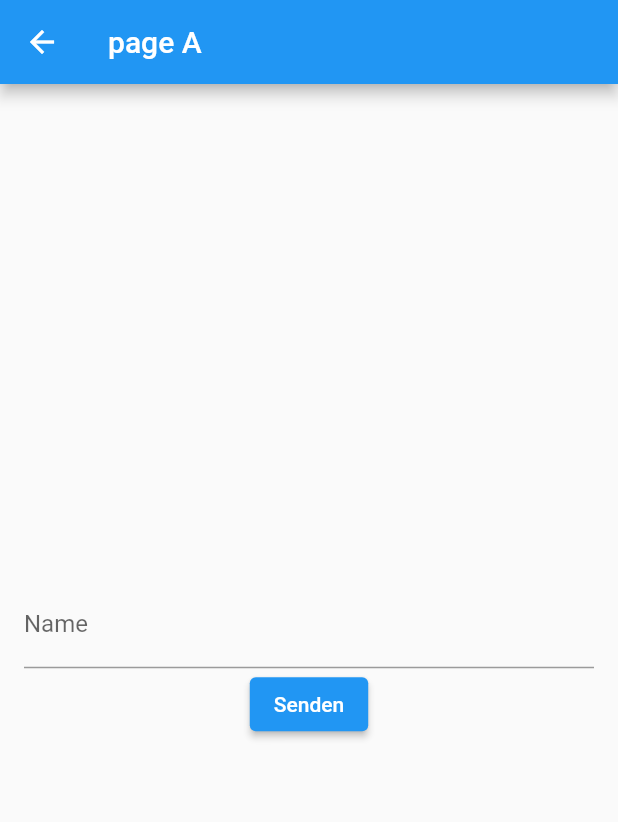
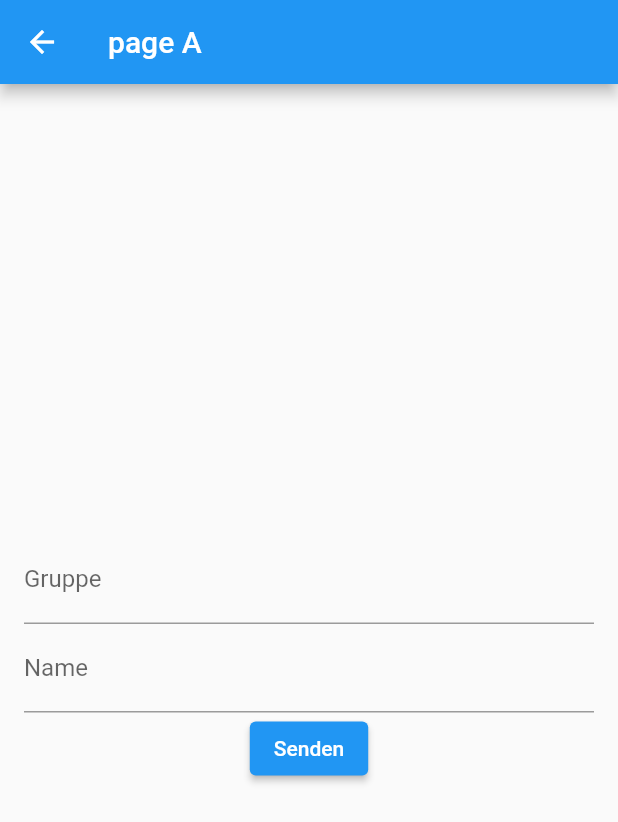
Before and after one commit to einfachJens/Bl-tter-einfach-denken-lernen, a Flutter app: the MyPage screen opened by its route, after a tap on "Senden", on a phone screen of 412 x 824 dp. Shown: the top 822 px of the screen. Run offline on Flutter 3.47's test engine with Material 2 defaults, Android fonts, the phone set to English and light mode, and no system bars; our stand-ins replace firebase_core, firebase_database; accounts and stored records are empty.

Commit message:
input für group

```diff
--- a/lib/FirebaseController.dart
+++ b/lib/FirebaseController.dart
@@ -29,19 +29,19 @@ void addItemToGroup(groupname, item) {
 createOrUpdateItem(item) {
   _items.child(item).get().then((snapshot) {
     if (snapshot.value.lenght < 1) {
-      createItem(item);
+      // createItem(item);
     } else {
       updateItem(item);
     }
   });
 }
 
-createItem(item) {
+createItem(groupname, item) {
   _items.child(item).set(
       <String, Object>{
         "name": item,
         "groups": <String, Object>{
-          "Baum": true
+          groupname: true
         }
       }
   );
--- a/lib/test.dart
+++ b/lib/test.dart
@@ -14,6 +14,7 @@ class MyPage extends StatefulWidget {
 
 class Association {
   String name = '';
+  String group = '';
 }
 
 class _MyPage extends State<MyPage> {
@@ -47,6 +48,13 @@ class _MyPage extends State<MyPage> {
             children: [
               TextFormField(
                   decoration: InputDecoration(
+                      hintText: 'Tragen sie den Namen der Gruppe ein',
+                      labelText: 'Gruppe'
+                  ),
+                  onSaved: (value) => test1.group = value
+              ),
+              TextFormField(
+                  decoration: InputDecoration(
                       hintText: 'Tragen sie den Namen des Items ein',
                       labelText: 'Name'
                   ),
@@ -69,7 +77,7 @@ class _MyPage extends State<MyPage> {
     final form = _formkey.currentState;
     form.save();
 
-    addItemToGroup(groupname, test1.name);
-    createItem(test1.name);
+    addItemToGroup(test1.group, test1.name);
+    createItem(test1.group, test1.name);
   }
 }
```
